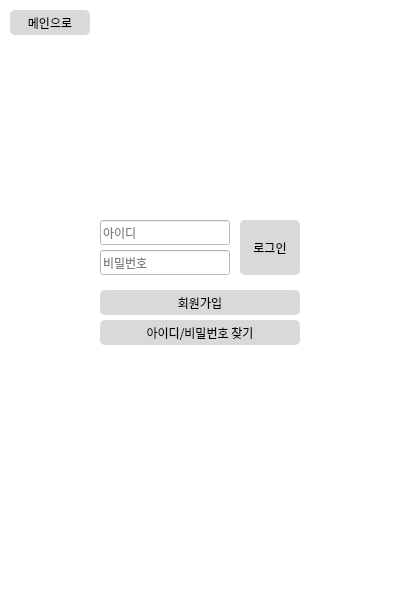
This is main.ui in syarin03/jjapkaotalk as Qt 5 draws it before an edit. The edited form follows.
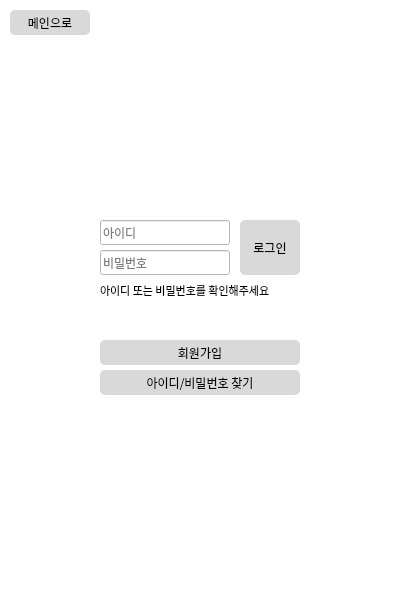
This is the edited form. The open tabs and pages were chosen to show the change.

Commit message: QMessageBox -> QLabel로 수정 중

The edit to the form file:
```diff
--- a/main.ui
+++ b/main.ui
@@ -211,7 +211,7 @@
       <property name="geometry">
        <rect>
         <x>100</x>
-        <y>290</y>
+        <y>340</y>
         <width>200</width>
         <height>25</height>
        </rect>
@@ -277,7 +277,7 @@
       <property name="geometry">
        <rect>
         <x>100</x>
-        <y>320</y>
+        <y>370</y>
         <width>200</width>
         <height>25</height>
        </rect>
@@ -321,6 +321,25 @@
        <string>메인으로</string>
       </property>
      </widget>
+     <widget class="QLabel" name="label_login_alert">
+      <property name="geometry">
+       <rect>
+        <x>100</x>
+        <y>280</y>
+        <width>200</width>
+        <height>20</height>
+       </rect>
+      </property>
+      <property name="font">
+       <font>
+        <family>맑은 고딕</family>
+        <pointsize>8</pointsize>
+       </font>
+      </property>
+      <property name="text">
+       <string>아이디 또는 비밀번호를 확인해주세요</string>
+      </property>
+     </widget>
     </widget>
     <widget class="QWidget" name="stack_regist">
      <widget class="QLineEdit" name="input_regist_id">
```
Left out of the diff: 2 changed lines with no effect on the pictures. The commit also changes 2 other files.
